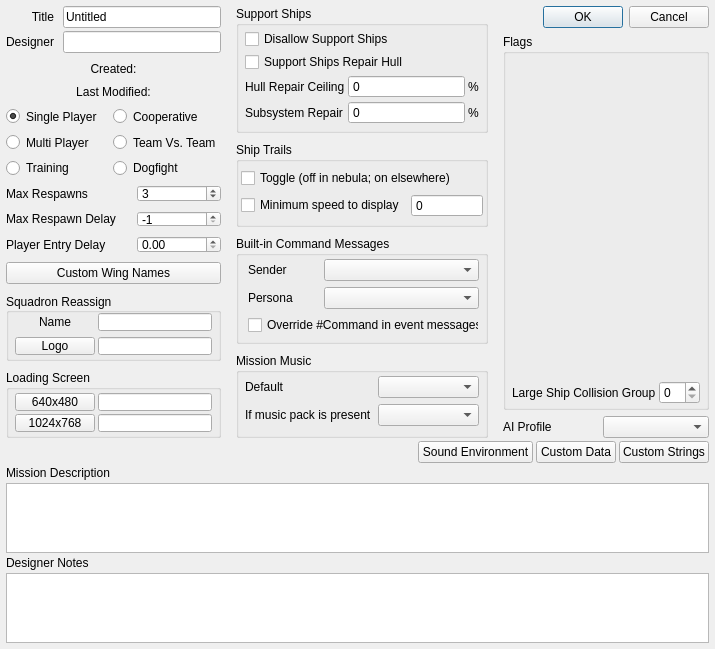
Qt form qtfred/ui/MissionSpecDialog.ui (scp-fs2open/fs2open.github.com) before a commit.
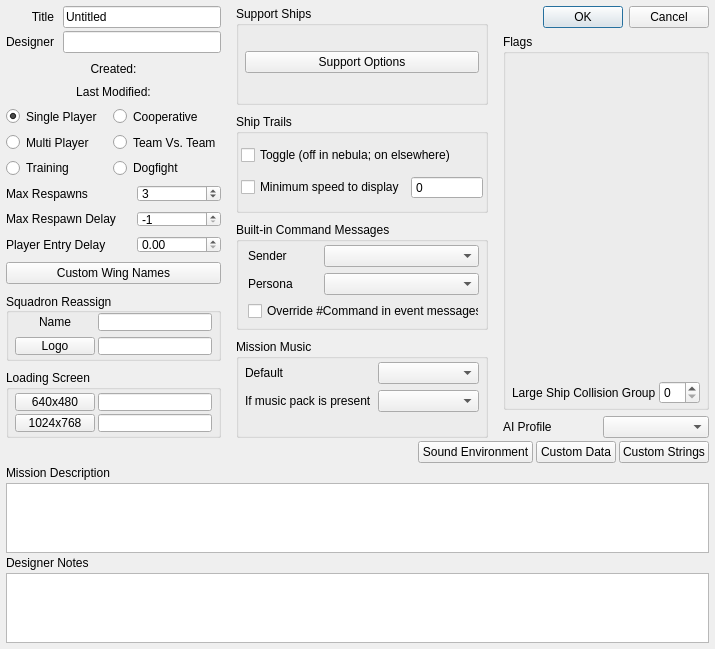
The same form after that commit. Custom widgets are drawn as their Qt base class.

Commit message: QtFRED support

The edit to the form file:
```diff
--- a/qtfred/ui/MissionSpecDialog.ui
+++ b/qtfred/ui/MissionSpecDialog.ui
@@ -501,83 +501,12 @@
          <number>6</number>
         </property>
         <item>
-         <widget class="QCheckBox" name="toggleSupportShip">
+			<widget class="QPushButton" name="supportRearmOptionsButton">
           <property name="text">
-           <string>Disallow Support Ships</string>
+           <string>Support Options</string>
           </property>
          </widget>
         </item>
-        <item>
-         <widget class="QCheckBox" name="toggleHullRepair">
-          <property name="text">
-           <string>Support Ships Repair Hull</string>
-          </property>
-         </widget>
-        </item>
-        <item>
-         <layout class="QGridLayout" name="gridLayout_3">
-          <item row="0" column="0">
-           <widget class="QLabel" name="hullRepairLabel">
-            <property name="text">
-             <string>Hull Repair Ceiling</string>
-            </property>
-           </widget>
-          </item>
-          <item row="1" column="2">
-           <widget class="QLabel" name="subsysRepairPercentLabel">
-            <property name="text">
-             <string>%</string>
-            </property>
-            <property name="alignment">
-             <set>Qt::AlignCenter</set>
-            </property>
-           </widget>
-          </item>
-          <item row="1" column="0">
-           <widget class="QLabel" name="subsysRepairLabel">
-            <property name="text">
-             <string>Subsystem Repair</string>
-            </property>
-           </widget>
-          </item>
-          <item row="0" column="2">
-           <widget class="QLabel" name="hullRepairPercentLabel">
-            <property name="text">
-             <string>%</string>
-            </property>
-            <property name="alignment">
-             <set>Qt::AlignCenter</set>
-            </property>
-           </widget>
-          </item>
-          <item row="0" column="1">
-           <widget class="QDoubleSpinBox" name="hullRepairMax">
-            <property name="sizePolicy">
-             <sizepolicy hsizetype="Expanding" vsizetype="Fixed">
-              <horstretch>0</horstretch>
-              <verstretch>0</verstretch>
-             </sizepolicy>
-            </property>
-            <property name="buttonSymbols">
-             <enum>QAbstractSpinBox::NoButtons</enum>
-            </property>
-            <property name="decimals">
-             <number>0</number>
-            </property>
-           </widget>
-          </item>
-          <item row="1" column="1">
-           <widget class="QDoubleSpinBox" name="subsysRepairMax">
-            <property name="buttonSymbols">
-             <enum>QAbstractSpinBox::NoButtons</enum>
-            </property>
-            <property name="decimals">
-             <number>0</number>
-            </property>
-           </widget>
-          </item>
-         </layout>
-        </item>
        </layout>
       </widget>
      </item>
```
The commit also changes 10 other files.
